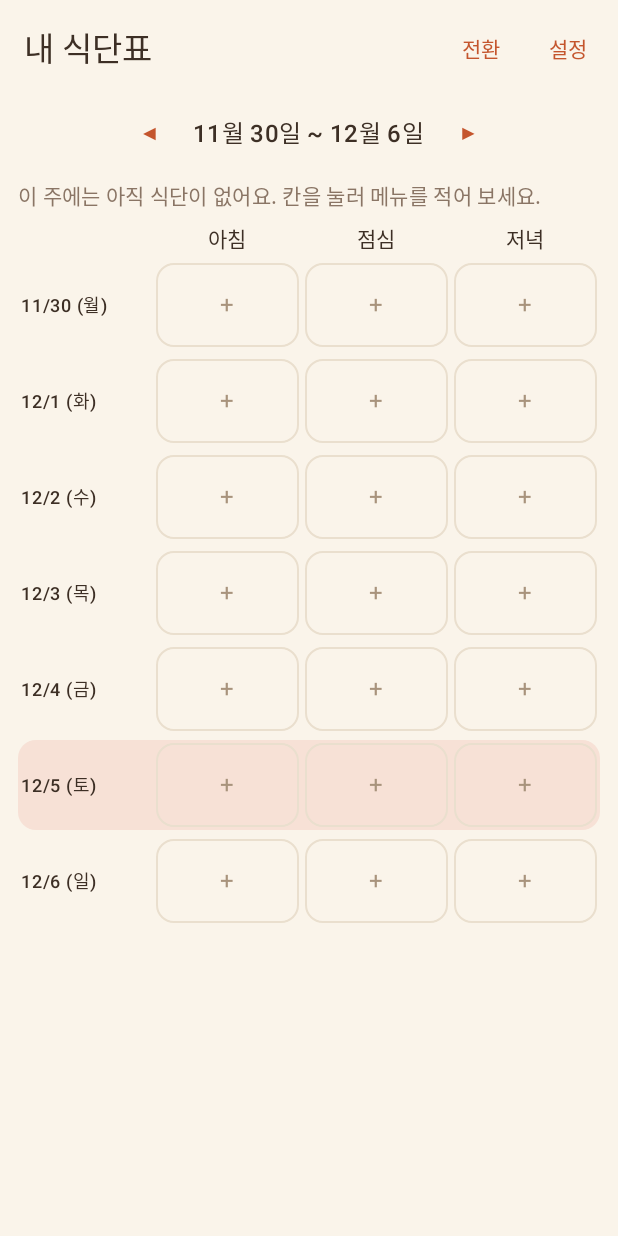
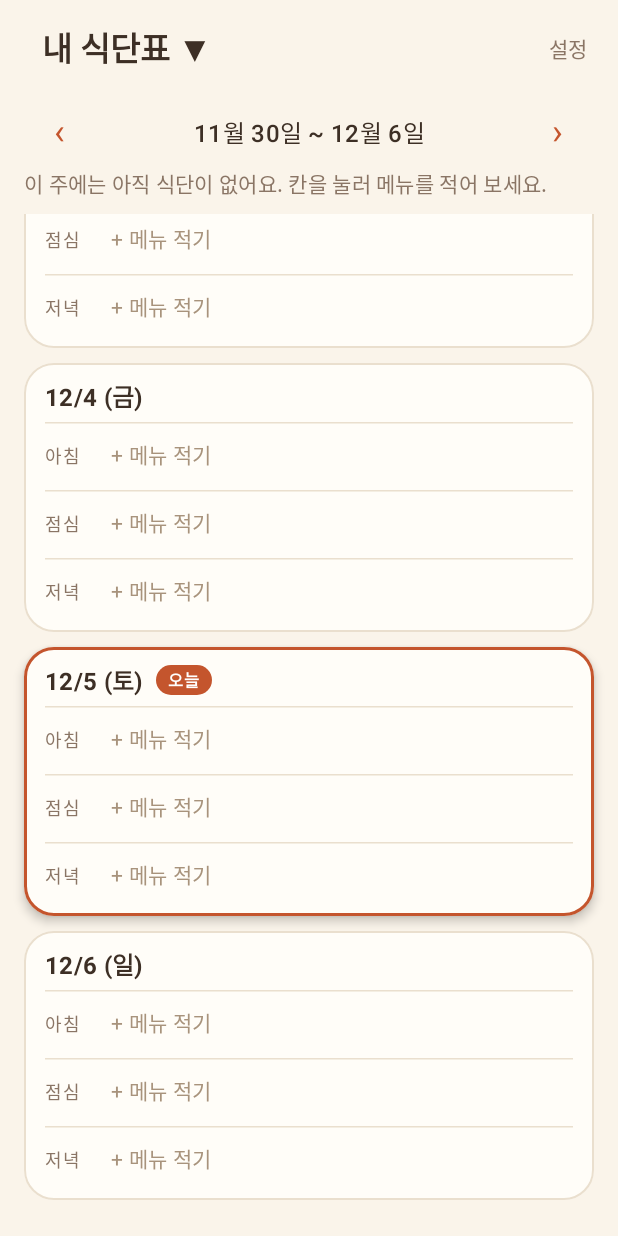
Before and after one commit to mingi6292/bubumeal, an Android app built with Jetpack Compose: the WeeklyScreen screen opened through its navigation route, on a phone screen of 412 x 824 dp. Run offline under Robolectric (Android 15) with nearby library versions, the phone set to English and light mode, and no system bars; our stand-ins replace Compose Multiplatform resources; libraries missing offline, so code that uses them is left out: com.kakao.sdk, com.navercorp.nid; 1 statement that could not run was skipped.

Commit message:
주간 식단표를 하루 카드 목록으로 바꾸고 오늘 카드로 스크롤
Co-Authored-By: Claude Opus 5.5 <noreply@anthropic.com>

```diff
--- a/shared/src/commonMain/kotlin/com/mg/bubumeal/ui/weekly/WeeklyScreen.kt
+++ b/shared/src/commonMain/kotlin/com/mg/bubumeal/ui/weekly/WeeklyScreen.kt
@@ -1,32 +1,44 @@
 package com.mg.bubumeal.ui.weekly
 
+import androidx.compose.foundation.BorderStroke
 import androidx.compose.foundation.background
-import androidx.compose.foundation.border
 import androidx.compose.foundation.clickable
 import androidx.compose.foundation.layout.Arrangement
-import androidx.compose.foundation.layout.Box
 import androidx.compose.foundation.layout.Column
+import androidx.compose.foundation.layout.PaddingValues
 import androidx.compose.foundation.layout.Row
-import androidx.compose.foundation.layout.Spacer
 import androidx.compose.foundation.layout.fillMaxSize
 import androidx.compose.foundation.layout.fillMaxWidth
 import androidx.compose.foundation.layout.heightIn
 import androidx.compose.foundation.layout.padding
-import androidx.compose.foundation.rememberScrollState
-import androidx.compose.foundation.verticalScroll
+import androidx.compose.foundation.layout.width
+import androidx.compose.foundation.lazy.LazyColumn
+import androidx.compose.foundation.lazy.items
+import androidx.compose.foundation.lazy.rememberLazyListState
+import androidx.compose.foundation.shape.CircleShape
 import androidx.compose.material3.ExperimentalMaterial3Api
+import androidx.compose.material3.HorizontalDivider
+import androidx.compose.material3.IconButton
 import androidx.compose.material3.LinearProgressIndicator
 import androidx.compose.material3.MaterialTheme
+import androidx.compose.material3.OutlinedButton
 import androidx.compose.material3.Scaffold
+import androidx.compose.material3.Surface
 import androidx.compose.material3.Text
 import androidx.compose.material3.TextButton
 import androidx.compose.material3.TopAppBar
 import androidx.compose.runtime.Composable
+import androidx.compose.runtime.LaunchedEffect
+import androidx.compose.runtime.getValue
+import androidx.compose.runtime.mutableStateOf
+import androidx.compose.runtime.saveable.rememberSaveable
+import androidx.compose.runtime.setValue
 import androidx.compose.ui.Alignment
 import androidx.compose.ui.Modifier
+import androidx.compose.ui.text.font.FontWeight
 import androidx.compose.ui.text.style.TextAlign
-import androidx.compose.ui.text.style.TextOverflow
 import androidx.compose.ui.unit.dp
+import androidx.compose.ui.unit.sp
 import com.mg.bubumeal.domain.MealCell
 import com.mg.bubumeal.domain.MealSlot
 import com.mg.bubumeal.ui.AccessLostDialog
@@ -35,7 +47,7 @@ import com.mg.bubumeal.ui.label
 import com.mg.bubumeal.ui.weekRangeLabel
 import kotlinx.datetime.LocalDate
 
-/** 주간 식단표. 상태를 받아 그리기만 하고, 누르는 일은 모두 콜백으로 올려 보낸다. */
+/** 주간 식단표. 하루 카드 7개를 세로로 늘어놓는다. 상태를 받아 그리기만 하고, 누르는 일은 모두 콜백으로 올려 보낸다. */
 @OptIn(ExperimentalMaterial3Api::class)
 @Composable
 fun WeeklyScreen(
@@ -54,38 +66,34 @@ fun WeeklyScreen(
     Scaffold(
         topBar = {
             TopAppBar(
-                title = { Text(state.plan?.role?.label() ?: "") },
+                title = {
+                    // 제목을 누르면 식단표 전환 화면으로 간다.
+                    state.plan?.let { plan ->
+                        TextButton(onClick = onSwitchPlan) {
+                            Text(
+                                "${plan.role.label()} ▼",
+                                style = MaterialTheme.typography.titleLarge,
+                                fontWeight = FontWeight.Bold,
+                                color = MaterialTheme.colorScheme.onSurface,
+                            )
+                        }
+                    }
+                },
                 actions = {
-                    TextButton(onClick = onSwitchPlan) { Text("전환") }
-                    TextButton(onClick = onOpenSettings) { Text("설정") }
+                    TextButton(onClick = onOpenSettings) {
+                        Text("설정", color = MaterialTheme.colorScheme.onSurfaceVariant)
+                    }
                 },
             )
         },
     ) { padding ->
-        Column(
-            modifier = Modifier
-                .padding(padding)
-                .fillMaxSize()
-                .verticalScroll(rememberScrollState())
-                .padding(horizontal = 12.dp),
-            verticalArrangement = Arrangement.spacedBy(8.dp),
-        ) {
+        Column(modifier = Modifier.padding(padding).fillMaxSize()) {
             if (state.hasNoPlan) {
-                Text("식단표가 없어요.", modifier = Modifier.padding(top = 24.dp))
+                Text("식단표가 없어요.", modifier = Modifier.padding(horizontal = 16.dp, vertical = 24.dp))
                 return@Column
             }
-            WeekNavigation(state, onPreviousWeek, onNextWeek, onCurrentWeek)
-            if (state.isLoading) {
-                LinearProgressIndicator(modifier = Modifier.fillMaxWidth())
-            }
-            if (state.showEmptyHint) {
-                Text(
-                    "이 주에는 아직 식단이 없어요. 칸을 눌러 메뉴를 적어 보세요.",
-                    style = MaterialTheme.typography.bodyMedium,
-                    color = MaterialTheme.colorScheme.onSurfaceVariant,
-                )
-            }
-            MealTable(state, onCellClick)
+            WeekHeader(state, onPreviousWeek, onNextWeek, onCurrentWeek)
+            DayCardList(state, onCellClick)
         }
     }
 
@@ -104,87 +112,147 @@ fun WeeklyScreen(
     }
 }
 
+/** 목록 위에 고정되는 부분: 주 이동, 이번 주로, 로딩 막대, 빈 주 안내. */
 @Composable
-private fun WeekNavigation(
+private fun WeekHeader(
     state: WeeklyUiState,
     onPreviousWeek: () -> Unit,
     onNextWeek: () -> Unit,
     onCurrentWeek: () -> Unit,
 ) {
-    Column(modifier = Modifier.fillMaxWidth(), horizontalAlignment = Alignment.CenterHorizontally) {
-        Row(verticalAlignment = Alignment.CenterVertically) {
-            TextButton(onClick = onPreviousWeek) { Text("◀") }
-            Text(weekRangeLabel(state.week), style = MaterialTheme.typography.titleMedium)
-            TextButton(onClick = onNextWeek) { Text("▶") }
+    Column(
+        modifier = Modifier.fillMaxWidth().padding(horizontal = 16.dp),
+        horizontalAlignment = Alignment.CenterHorizontally,
+    ) {
+        Row(modifier = Modifier.fillMaxWidth(), verticalAlignment = Alignment.CenterVertically) {
+            WeekArrow("‹", onPreviousWeek)
+            Text(
+                weekRangeLabel(state.week),
+                modifier = Modifier.weight(1f),
+                style = MaterialTheme.typography.titleMedium,
+                fontWeight = FontWeight.Medium,
+                textAlign = TextAlign.Center,
+            )
+            WeekArrow("›", onNextWeek)
         }
         if (!state.isCurrentWeek) {
-            TextButton(onClick = onCurrentWeek) { Text("이번 주로") }
+            OutlinedButton(
+                onClick = onCurrentWeek,
+                border = BorderStroke(1.dp, MaterialTheme.colorScheme.primary),
+                modifier = Modifier.padding(bottom = 8.dp),
+            ) {
+                Text("이번 주로", style = MaterialTheme.typography.labelLarge, color = MaterialTheme.colorScheme.primary)
+            }
+        }
+        if (state.isLoading) {
+            LinearProgressIndicator(modifier = Modifier.fillMaxWidth().padding(bottom = 8.dp))
+        }
+        if (state.showEmptyHint) {
+            Text(
+                "이 주에는 아직 식단이 없어요. 칸을 눌러 메뉴를 적어 보세요.",
+                modifier = Modifier.fillMaxWidth().padding(bottom = 10.dp),
+                style = MaterialTheme.typography.bodyMedium,
+                color = MaterialTheme.colorScheme.onSurfaceVariant,
+            )
         }
     }
 }
 
 @Composable
-private fun MealTable(state: WeeklyUiState, onCellClick: (MealCell) -> Unit) {
-    Column(verticalArrangement = Arrangement.spacedBy(4.dp)) {
-        Row {
-            Spacer(Modifier.weight(DAY_WEIGHT))
-            MealSlot.entries.forEach { slot ->
-                Text(
-                    slot.label(),
-                    modifier = Modifier.weight(1f),
-                    textAlign = TextAlign.Center,
-                    style = MaterialTheme.typography.labelLarge,
-                )
-            }
+private fun WeekArrow(symbol: String, onClick: () -> Unit) {
+    IconButton(onClick = onClick) {
+        Text(symbol, fontSize = 24.sp, color = MaterialTheme.colorScheme.primary)
+    }
+}
+
+@Composable
+private fun DayCardList(state: WeeklyUiState, onCellClick: (MealCell) -> Unit) {
+    val listState = rememberLazyListState()
+    // 마지막으로 스크롤한 기준(식단표 id + 주). 회전하거나 다른 화면에서 돌아와도 남아 있어서,
+    // 같은 식단표의 같은 주를 다시 그릴 때는 보던 자리를 그대로 둔다.
+    var scrolledKey by rememberSaveable { mutableStateOf<String?>(null) }
+    val key = weeklyScrollKey(state.plan, state.week)
+    LaunchedEffect(key) {
+        if (key != null && key != scrolledKey) {
+            listState.scrollToItem(todayCardIndex(state.week, state.today))
+            scrolledKey = key
         }
-        state.week.days.forEach { date ->
-            DayRow(date, isToday = date == state.today, state, onCellClick)
+    }
+
+    LazyColumn(
+        state = listState,
+        modifier = Modifier.fillMaxSize(),
+        contentPadding = PaddingValues(start = 16.dp, end = 16.dp, top = 4.dp, bottom = 24.dp),
+        verticalArrangement = Arrangement.spacedBy(10.dp),
+    ) {
+        items(state.week.days, key = { it.toString() }) { date ->
+            DayCard(date, isToday = date == state.today, state, onCellClick)
         }
     }
 }
 
 @Composable
-private fun DayRow(date: LocalDate, isToday: Boolean, state: WeeklyUiState, onCellClick: (MealCell) -> Unit) {
-    val rowModifier = if (isToday) {
-        Modifier.background(MaterialTheme.colorScheme.primaryContainer, MaterialTheme.shapes.small)
-    } else {
-        Modifier
-    }
-    Row(
-        modifier = rowModifier.fillMaxWidth().padding(2.dp),
-        horizontalArrangement = Arrangement.spacedBy(4.dp),
-        verticalAlignment = Alignment.CenterVertically,
+private fun DayCard(date: LocalDate, isToday: Boolean, state: WeeklyUiState, onCellClick: (MealCell) -> Unit) {
+    val colors = MaterialTheme.colorScheme
+    Surface(
+        shape = MaterialTheme.shapes.large,
+        color = colors.surfaceContainerLowest,
+        border = if (isToday) BorderStroke(2.dp, colors.primary) else BorderStroke(1.dp, colors.outlineVariant),
+        shadowElevation = if (isToday) 4.dp else 0.dp,
+        modifier = Modifier.fillMaxWidth(),
     ) {
-        Text(dayLabel(date), modifier = Modifier.weight(DAY_WEIGHT), style = MaterialTheme.typography.labelMedium)
-        MealSlot.entries.forEach { slot ->
-            val cell = MealCell(date, slot)
-            MealCellBox(state.meals.menuOf(cell), onClick = { onCellClick(cell) }, modifier = Modifier.weight(1f))
+        Column(modifier = Modifier.padding(start = 14.dp, end = 14.dp, top = 10.dp, bottom = 4.dp)) {
+            Row(
+                verticalAlignment = Alignment.CenterVertically,
+                horizontalArrangement = Arrangement.spacedBy(8.dp),
+                modifier = Modifier.padding(bottom = 5.dp),
+            ) {
+                Text(dayLabel(date), style = MaterialTheme.typography.titleMedium, fontWeight = FontWeight.Bold)
+                if (isToday) TodayBadge()
+            }
+            MealSlot.entries.forEach { slot ->
+                val cell = MealCell(date, slot)
+                MealRow(slot, state.meals.menuOf(cell), onClick = { onCellClick(cell) })
+            }
         }
     }
 }
 
 @Composable
-private fun MealCellBox(menu: String?, onClick: () -> Unit, modifier: Modifier) {
-    Box(
-        modifier = modifier
-            .heightIn(min = 56.dp)
-            .border(1.dp, MaterialTheme.colorScheme.outlineVariant, MaterialTheme.shapes.small)
+private fun TodayBadge() {
+    Text(
+        "오늘",
+        modifier = Modifier
+            .background(MaterialTheme.colorScheme.primary, CircleShape)
+            .padding(horizontal = 8.dp, vertical = 2.dp),
+        style = MaterialTheme.typography.labelSmall,
+        fontWeight = FontWeight.SemiBold,
+        color = MaterialTheme.colorScheme.onPrimary,
+    )
+}
+
+/** 끼니 한 줄. 줄 전체가 누르는 영역이고, 메뉴는 잘라내지 않고 줄바꿈한다. */
+@Composable
+private fun MealRow(slot: MealSlot, menu: String?, onClick: () -> Unit) {
+    HorizontalDivider(color = MaterialTheme.colorScheme.outlineVariant)
+    Row(
+        modifier = Modifier
+            .fillMaxWidth()
+            .heightIn(min = 44.dp)
             .clickable(onClick = onClick)
-            .padding(4.dp),
-        contentAlignment = Alignment.Center,
+            .padding(vertical = 10.dp),
+        horizontalArrangement = Arrangement.spacedBy(12.dp),
     ) {
+        Text(
+            slot.label(),
+            modifier = Modifier.width(32.dp).padding(top = 2.dp),
+            style = MaterialTheme.typography.labelMedium,
+            color = MaterialTheme.colorScheme.onSurfaceVariant,
+        )
         if (menu == null) {
-            Text("+", color = MaterialTheme.colorScheme.outline)
+            Text("+ 메뉴 적기", style = MaterialTheme.typography.bodyMedium, color = MaterialTheme.colorScheme.outline)
         } else {
-            Text(
-                menu,
-                maxLines = 3,
-                overflow = TextOverflow.Ellipsis,
-                style = MaterialTheme.typography.bodySmall,
-                textAlign = TextAlign.Center,
-            )
+            Text(menu, style = MaterialTheme.typography.bodyLarge, color = MaterialTheme.colorScheme.onSurface)
         }
     }
 }
-
-private const val DAY_WEIGHT = 0.9f
```
